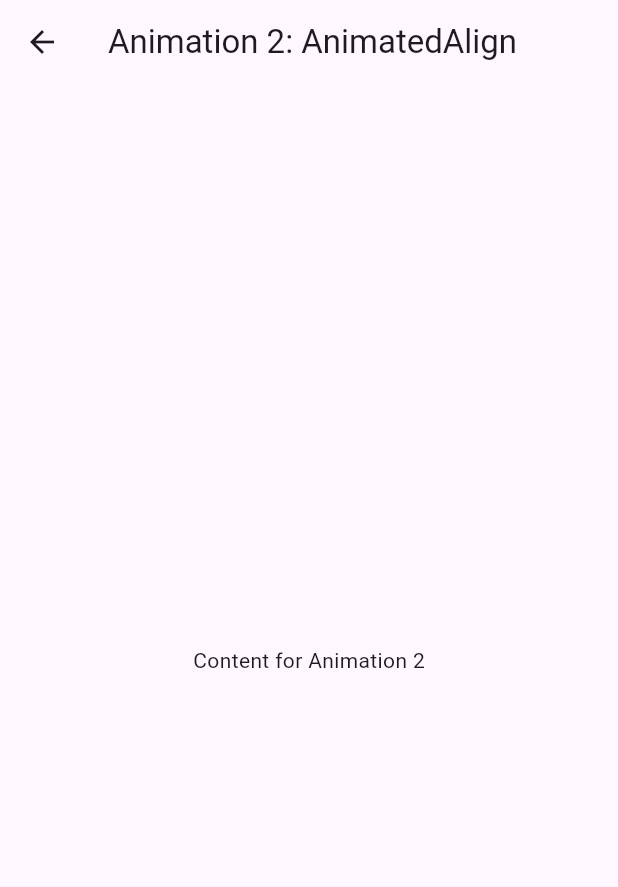
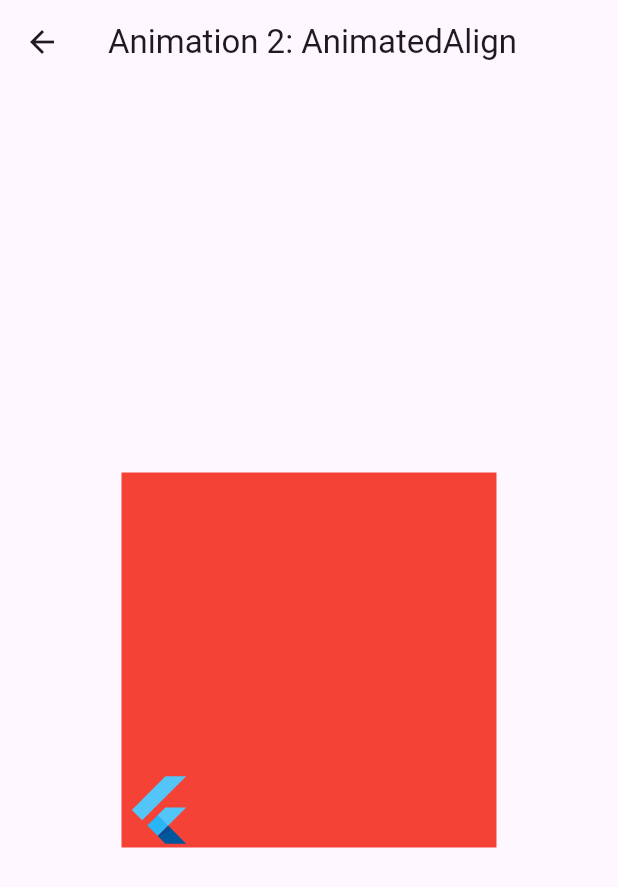
Before and after one commit to wiebecoding/CSEN268_implicit_animations, a Flutter app: the SecondAnimation screen opened by its route, on a phone screen of 412 x 824 dp. Shown: the top 887 px of the screen. Run offline on Flutter 3.47's test engine with Material 3 defaults, Android fonts, the phone set to English and light mode, and no system bars; our stand-ins replace go_router.

Commit message:
Added template for AnimatedAlign

```diff
--- a/lib/pages/animation_2.dart
+++ b/lib/pages/animation_2.dart
@@ -3,15 +3,59 @@ import 'package:flutter/material.dart';
 class SecondAnimation extends StatelessWidget {
   const SecondAnimation({super.key});
 
+  static const Duration duration = Duration(seconds: 1);
+  static const Curve curve = Curves.fastOutSlowIn;
+
   @override
   Widget build(BuildContext context) {
     return Scaffold(
-      appBar: AppBar(
-        title: const Text('Animation 2: AnimatedAlign'),
-      ),
+      appBar: AppBar(title: const Text('Animation 2: AnimatedAlign')),
       body: const Center(
-        child: Text('Content for Animation 2'),
+        child: AnimatedAlignExample(curve: curve, duration: duration),
       ),
     );
   }
 }
+
+class AnimatedAlignExample extends StatefulWidget {
+  const AnimatedAlignExample({
+    required this.duration,
+    required this.curve,
+    super.key,
+  });
+
+  final Duration duration;
+
+  final Curve curve;
+
+  @override
+  State<AnimatedAlignExample> createState() => _AnimatedAlignExampleState();
+}
+
+class _AnimatedAlignExampleState extends State<AnimatedAlignExample> {
+  bool selected = false;
+
+  @override
+  Widget build(BuildContext context) {
+    return GestureDetector(
+      onTap: () {
+        setState(() {
+          selected = !selected;
+        });
+      },
+      child: Center(
+        child: Container(
+          width: 250.0,
+          height: 250.0,
+          color: Colors.red,
+          child: AnimatedAlign(
+            alignment: selected ? Alignment.topRight : Alignment.bottomLeft,
+            duration: widget.duration,
+            curve: widget.curve,
+            child: const FlutterLogo(size: 50.0),
+          ),
+        ),
+      ),
+    );
+  }
+}
```
